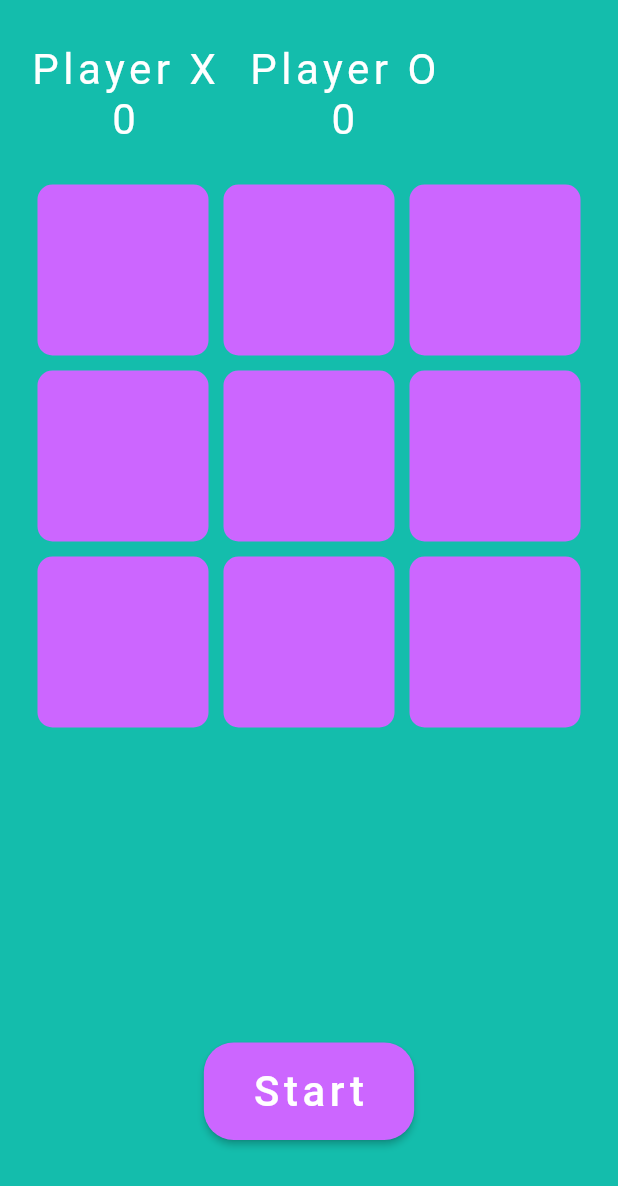
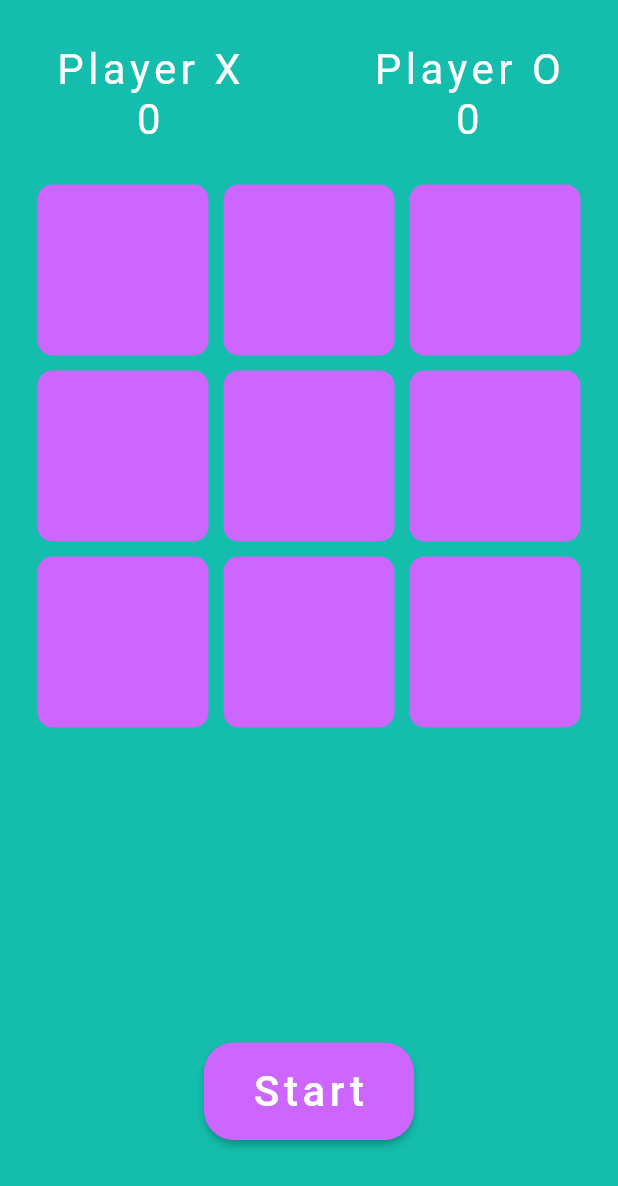
Before and after one commit to YaraHorany/tictactoe_getx, a Flutter app: the screen it shows after launch, on a phone screen of 412 x 824 dp. Shown: the top 1186 px of the screen. Run offline on Flutter 3.47's test engine with Material 2 defaults, Android fonts, the light colour scheme and no system bars; our stand-ins replace get, google_fonts; Roboto replaces fonts that are missing (Coiny).

Commit message:
Adding some functionallity

```diff
--- a/lib/screens/home_page.dart
+++ b/lib/screens/home_page.dart
@@ -16,7 +16,6 @@ class HomePage extends StatelessWidget {
       fontSize: 28,
     ),
   );
-
   HomePage({Key? key}) : super(key: key);
 
   @override
@@ -32,13 +31,16 @@ class HomePage extends StatelessWidget {
                 child: Column(
                   children: [
                     const SizedBox(height: 10),
-                  Row(
+                    Obx(
+                      () => Row(
+                        mainAxisAlignment: MainAxisAlignment.spaceAround,
                         children: [
                           Column(
                             mainAxisAlignment: MainAxisAlignment.end,
                             children: [
                               Text('Player X', style: customFontWhite),
-                          Text('0', style: customFontWhite),
+                              Text(controller.ticTacToe.value.xScore.toString(),
+                                  style: customFontWhite),
                             ],
                           ),
                           const SizedBox(width: 20),
@@ -46,14 +48,15 @@ class HomePage extends StatelessWidget {
                             mainAxisAlignment: MainAxisAlignment.end,
                             children: [
                               Text('Player O', style: customFontWhite),
-                          Text('0', style: customFontWhite),
-                        ],
-                      ),
+                              Text(controller.ticTacToe.value.oScore.toString(),
+                                  style: customFontWhite),
                             ],
                           ),
                         ],
                       ),
                     ),
+                  ],
+                )),
             Expanded(
               flex: 5,
               child: GridView.builder(
--- a/lib/widgets/Cell.dart
+++ b/lib/widgets/Cell.dart
@@ -14,7 +14,9 @@ class Cell extends StatelessWidget {
   @override
   Widget build(BuildContext context) {
     return GestureDetector(
-        onTap: () {},
+        onTap: () {
+          controller.tapped(index);
+        },
         child: Obx(
           () => Container(
             decoration: BoxDecoration(
@@ -31,10 +33,8 @@ class Cell extends StatelessWidget {
               child: Text(
                 controller.ticTacToe.value.displayXO[index],
                 style: GoogleFonts.coiny(
-                  textStyle: TextStyle(
-                    fontSize: 64,
-                    color: MainColor.primaryColor,
-                  ),
+                  textStyle:
+                      TextStyle(fontSize: 64, color: MainColor.primaryColor),
                 ),
               ),
             ),
```
Lines whose indentation alone changed are shown as unchanged.
